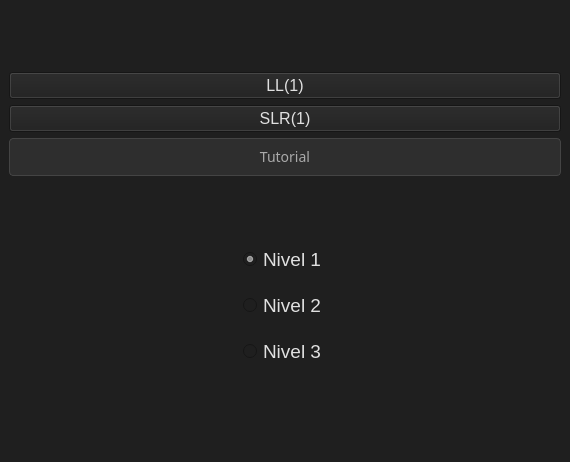
The window that mainwindow.ui (jose-rZM/SyntaxTutor) describes before a commit, drawn with Qt 5.
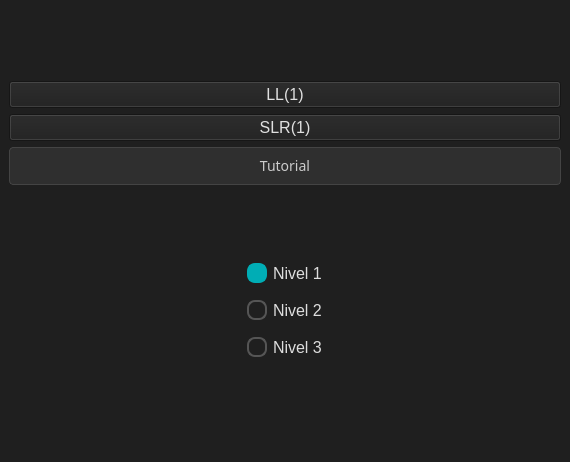
The same window after the commit. Icons and pictures are not drawn.

```diff
--- a/mainwindow.ui
+++ b/mainwindow.ui
@@ -95,13 +95,13 @@
         </property>
         <property name="styleSheet">
          <string notr="true">QPushButton {
-    background-color: #2E2E2E; 
-    color: #AAAAAA;            
-    border: 1px solid #444444;   
-    padding: 8px 16px;
-    border-radius: 4px;
-    font-size: 14px;
-    font-family: 'Noto Sans';
+    background-color: #2F2F2F;        /* Gris muy oscuro, casi al tono de fondo */
+    color:            #CCCCCC;        /* Gris claro, sin llegar a blanco puro */
+    border:           1px solid #444; /* Borde sutil para definir límites */
+    padding:          8px 16px;
+    border-radius:    4px;
+    font-size:        14px;
+    font-family:      'Noto Sans';
 }
 QPushButton:hover {
     background-color: #3A3A3A;
@@ -134,9 +134,31 @@
         </property>
         <property name="font">
          <font>
-          <pointsize>14</pointsize>
+          <pointsize>-1</pointsize>
          </font>
         </property>
+        <property name="styleSheet">
+         <string notr="true">QRadioButton {
+    color:    #DDDDDD;
+    font-size:16px;
+    spacing:  6px;
+}
+QRadioButton::indicator {
+    width:        16px;
+    height:       16px;
+    border-radius:8px;
+    border:       2px solid #555555;
+    background:   transparent;
+}
+QRadioButton::indicator:checked {
+    background: #00ADB5;
+    border:     2px solid #00ADB5;
+}
+QRadioButton::indicator:checked + QLabel {
+    color: #00ADB5;
+}
+</string>
+        </property>
         <property name="text">
          <string>Nivel 1</string>
         </property>
@@ -155,9 +177,31 @@
         </property>
         <property name="font">
          <font>
-          <pointsize>14</pointsize>
+          <pointsize>-1</pointsize>
          </font>
         </property>
+        <property name="styleSheet">
+         <string notr="true">QRadioButton {
+    color:    #DDDDDD;
+    font-size:16px;
+    spacing:  6px;
+}
+QRadioButton::indicator {
+    width:        16px;
+    height:       16px;
+    border-radius:8px;
+    border:       2px solid #555555;
+    background:   transparent;
+}
+QRadioButton::indicator:checked {
+    background: #00ADB5;
+    border:     2px solid #00ADB5;
+}
+QRadioButton::indicator:checked + QLabel {
+    color: #00ADB5;
+}
+</string>
+        </property>
         <property name="text">
          <string>Nivel 2</string>
         </property>
@@ -173,9 +217,31 @@
         </property>
         <property name="font">
          <font>
-          <pointsize>14</pointsize>
+          <pointsize>-1</pointsize>
          </font>
         </property>
+        <property name="styleSheet">
+         <string notr="true">QRadioButton {
+    color:    #DDDDDD;
+    font-size:16px;
+    spacing:  6px;
+}
+QRadioButton::indicator {
+    width:        16px;
+    height:       16px;
+    border-radius:8px;
+    border:       2px solid #555555;
+    background:   transparent;
+}
+QRadioButton::indicator:checked {
+    background: #00ADB5;
+    border:     2px solid #00ADB5;
+}
+QRadioButton::indicator:checked + QLabel {
+    color: #00ADB5;
+}
+</string>
+        </property>
         <property name="text">
          <string>Nivel 3</string>
         </property>
```
Left out of the diff: 10 changed lines with no effect on the pictures.
